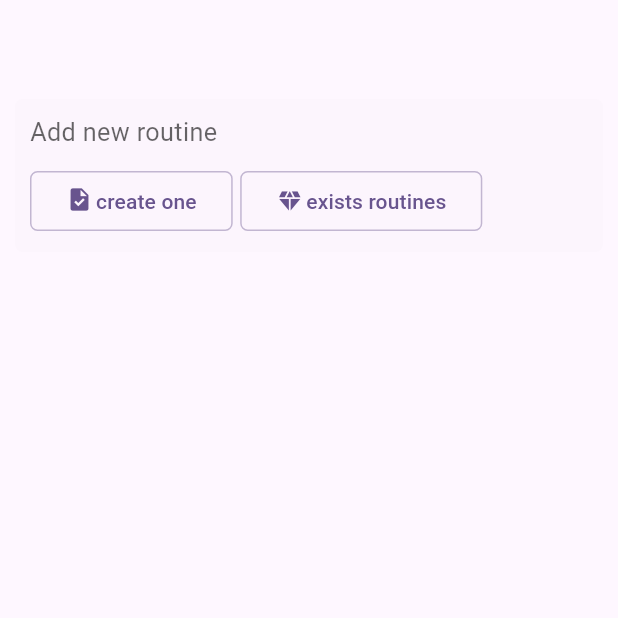
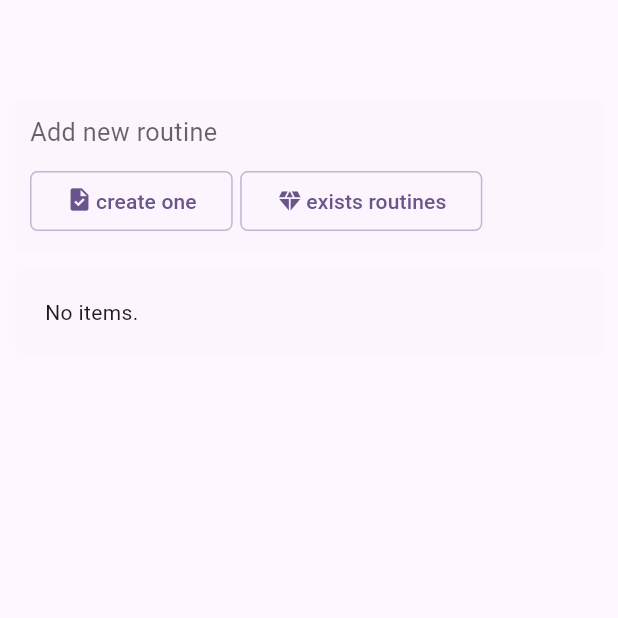
Before and after one commit to moSa963/push_up_flutter, a Flutter app: the screen it shows after launch, on a phone screen of 412 x 824 dp, the top half of it. Run offline on Flutter 3.47's test engine with Material 3 defaults, Android fonts, the phone set to English and light mode, and no system bars.

Commit message:
Adding 'no items' to empty list

```diff
--- a/lib/widgets/ListView/list_view.dart
+++ b/lib/widgets/ListView/list_view.dart
@@ -17,7 +17,8 @@ class _MainListViewState extends State<MainListView> {
     return Column(
       mainAxisSize: MainAxisSize.min,
       crossAxisAlignment: CrossAxisAlignment.stretch,
-      children: [
+      children: widget.children.isNotEmpty
+          ? [
               for (int i = 0; i < widget.children.length; ++i)
                 MainListViewItem(
                   onTap: (child) => {},
@@ -26,6 +27,15 @@ class _MainListViewState extends State<MainListView> {
                   last: i == widget.children.length - 1,
                   child: widget.children[i],
                 ),
+            ]
+          : [
+              MainListViewItem(
+                onTap: (child) => {},
+                first: true,
+                selected: false,
+                last: true,
+                child: Text("No items."),
+              ),
             ],
     );
   }
```
Lines whose indentation alone changed are shown as unchanged.
